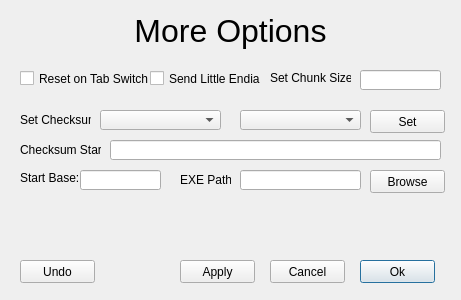
Qt form src/gui-more-options.ui (Donn13Darko/uC_Interfacer) before a commit.
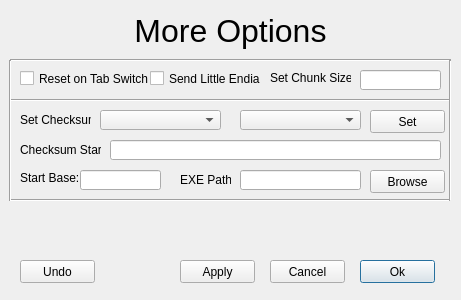
The same form after that commit.

```diff
--- a/src/gui-more-options.ui
+++ b/src/gui-more-options.ui
@@ -278,6 +278,71 @@
     <string>Start Base:</string>
    </property>
   </widget>
+  <widget class="Line" name="line">
+   <property name="geometry">
+    <rect>
+     <x>10</x>
+     <y>90</y>
+     <width>441</width>
+     <height>21</height>
+    </rect>
+   </property>
+   <property name="orientation">
+    <enum>Qt::Horizontal</enum>
+   </property>
+  </widget>
+  <widget class="Line" name="line_2">
+   <property name="geometry">
+    <rect>
+     <x>10</x>
+     <y>50</y>
+     <width>441</width>
+     <height>21</height>
+    </rect>
+   </property>
+   <property name="orientation">
+    <enum>Qt::Horizontal</enum>
+   </property>
+  </widget>
+  <widget class="Line" name="line_3">
+   <property name="geometry">
+    <rect>
+     <x>10</x>
+     <y>190</y>
+     <width>441</width>
+     <height>21</height>
+    </rect>
+   </property>
+   <property name="orientation">
+    <enum>Qt::Horizontal</enum>
+   </property>
+  </widget>
+  <widget class="Line" name="line_4">
+   <property name="geometry">
+    <rect>
+     <x>0</x>
+     <y>60</y>
+     <width>20</width>
+     <height>141</height>
+    </rect>
+   </property>
+   <property name="orientation">
+    <enum>Qt::Vertical</enum>
+   </property>
+  </widget>
+  <widget class="Line" name="line_5">
+   <property name="geometry">
+    <rect>
+     <x>440</x>
+     <y>60</y>
+     <width>20</width>
+     <height>141</height>
+    </rect>
+   </property>
+   <property name="orientation">
+    <enum>Qt::Vertical</enum>
+   </property>
+  </widget>
  </widget>
  <resources/>
  <connections/>
```
